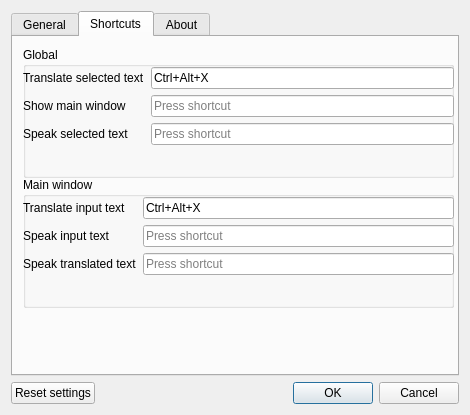
Old version of the form src/settingsdialog.ui in the repository crow-translate/crow-translate.
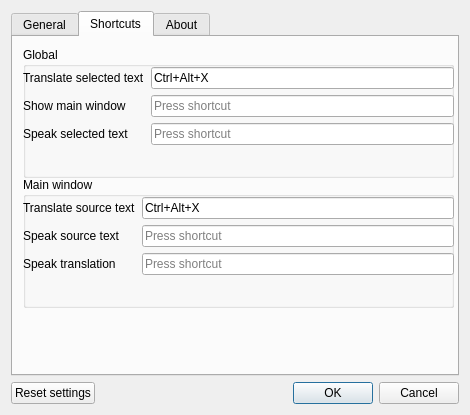
New version of the form. The open tabs and pages were chosen to show the change. Icons and pictures are not drawn.

```diff
--- a/src/settingsdialog.ui
+++ b/src/settingsdialog.ui
@@ -339,7 +339,7 @@
          <item row="0" column="0">
           <widget class="QLabel" name="translateInputLabel">
            <property name="text">
-            <string>Translate input text</string>
+            <string>Translate source text</string>
            </property>
           </widget>
          </item>
@@ -353,7 +353,7 @@
          <item row="1" column="0">
           <widget class="QLabel" name="speakInputLabel">
            <property name="text">
-            <string>Speak input text</string>
+            <string>Speak source text</string>
            </property>
           </widget>
          </item>
@@ -363,7 +363,7 @@
          <item row="2" column="0">
           <widget class="QLabel" name="speakOutputLabel">
            <property name="text">
-            <string>Speak translated text</string>
+            <string>Speak translation</string>
            </property>
           </widget>
          </item>
```
Left out of the diff: 22 changed lines with no effect on the pictures.
